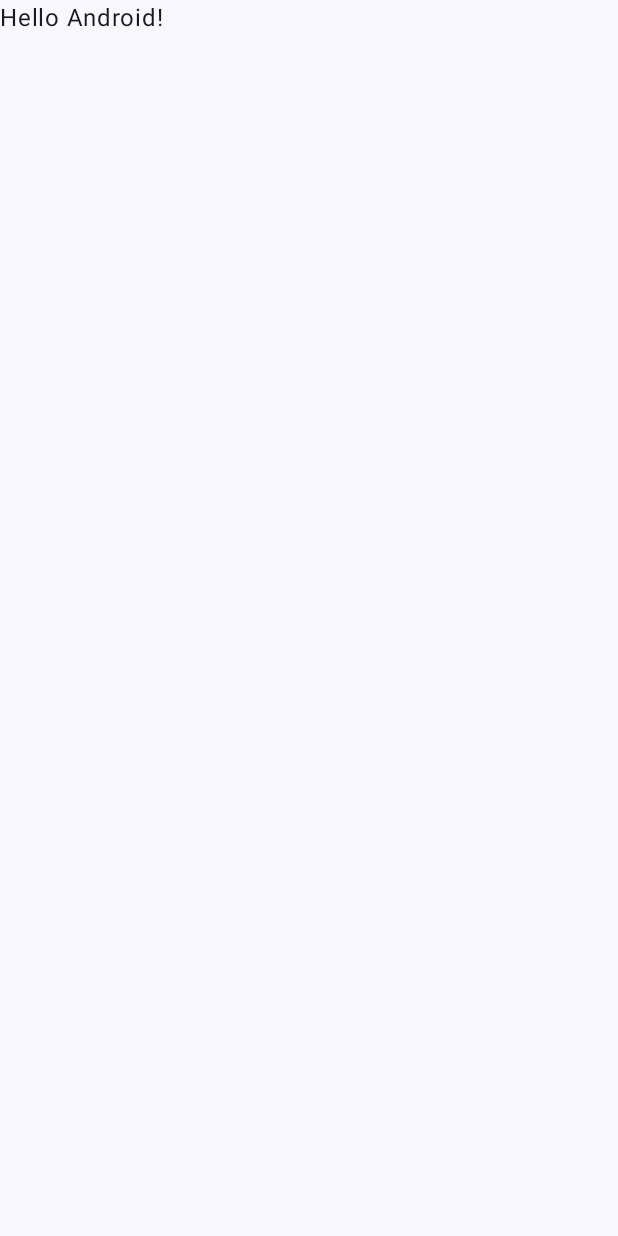
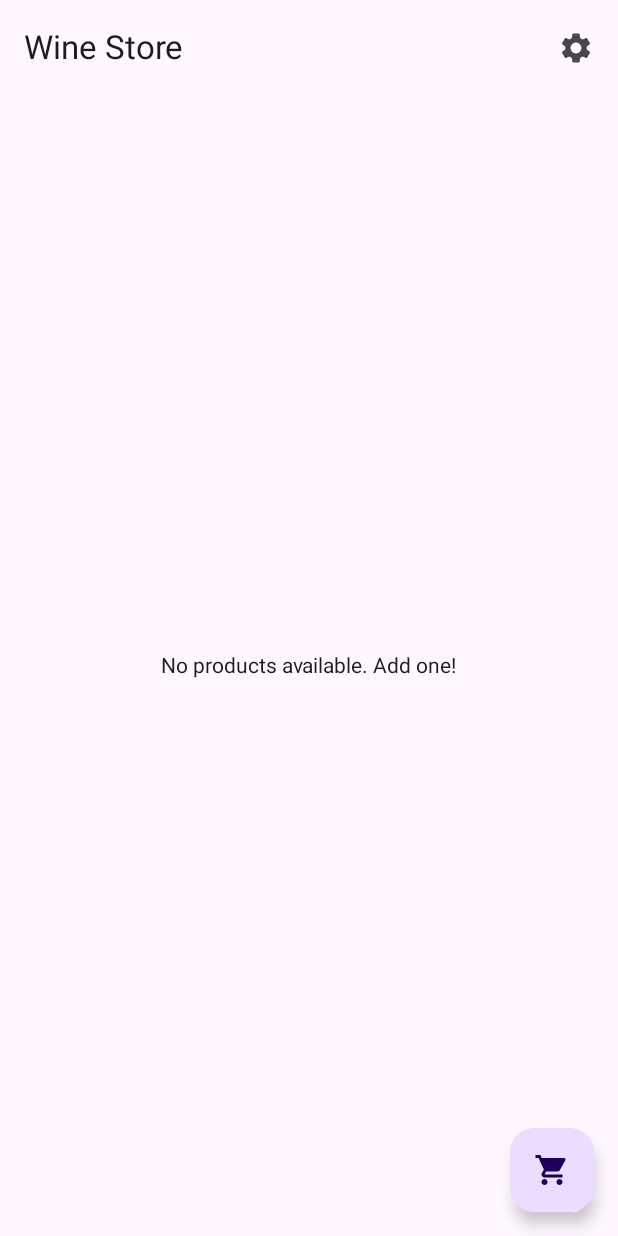
Before and after one commit to thiagodegan/vinheria-agnello, an Android app built with Jetpack Compose: the screen it shows after launch (MainActivity), on a phone screen of 412 x 824 dp. Before the commit the screen is almost empty. Run offline under Robolectric (Android 15) with nearby library versions, the phone set to English and light mode, and no system bars; our stand-ins replace Room's generated code.

Commit message:
feat: cadastra produto

```diff
--- a/app/src/main/java/br/com/vinheriaagnello/MainActivity.kt
+++ b/app/src/main/java/br/com/vinheriaagnello/MainActivity.kt
@@ -10,37 +10,20 @@ import androidx.compose.material3.Text
 import androidx.compose.runtime.Composable
 import androidx.compose.ui.Modifier
 import androidx.compose.ui.tooling.preview.Preview
+import androidx.navigation.compose.rememberNavController
 import br.com.vinheriaagnello.ui.theme.VinheriaAgnelloTheme
-
+import br.com.vinheriaagnello.presentation.navigation.AppNavGraph
 class MainActivity : ComponentActivity() {
     override fun onCreate(savedInstanceState: Bundle?) {
         super.onCreate(savedInstanceState)
         setContent {
-            VinheriaAgnelloTheme {
-                // A surface container using the 'background' color from the theme
-                Surface(
-                    modifier = Modifier.fillMaxSize(),
-                    color = MaterialTheme.colorScheme.background
-                ) {
-                    Greeting("Android")
-                }
+            val navController = rememberNavController()
+
+            Surface(
+                color = MaterialTheme.colorScheme.background
+            ) {
+                AppNavGraph(navController = navController)
             }
         }
     }
 }
-
-@Composable
-fun Greeting(name: String, modifier: Modifier = Modifier) {
-    Text(
-        text = "Hello $name!",
-        modifier = modifier
-    )
-}
-
-@Preview(showBackground = true)
-@Composable
-fun GreetingPreview() {
-    VinheriaAgnelloTheme {
-        Greeting("Android")
-    }
-}
--- /dev/null
+++ b/app/src/main/java/br/com/vinheriaagnello/data/local/ProductDao.kt
@@ -0,0 +1,20 @@
+package br.com.vinheriaagnello.data.local
+
+import androidx.room.*
+import kotlinx.coroutines.flow.Flow
+
+@Dao
+interface ProductDao {
+
+    @Insert(onConflict = OnConflictStrategy.REPLACE)
+    suspend fun insert(product: ProductEntity)
+
+    @Update
+    suspend fun update(product: ProductEntity)
+
+    @Delete
+    suspend fun delete(product: ProductEntity)
+
+    @Query("SELECT * FROM products ORDER BY name ASC")
+    fun getAll(): Flow<List<ProductEntity>>
+}
--- /dev/null
+++ b/app/src/main/java/br/com/vinheriaagnello/data/local/WineStoreDatabase.kt
@@ -0,0 +1,29 @@
+package br.com.vinheriaagnello.data.local
+
+import android.content.Context
+import androidx.room.Database
+import androidx.room.Room
+import androidx.room.RoomDatabase
+
+@Database(entities = [ProductEntity::class], version = 1)
+abstract class WineStoreDatabase : RoomDatabase() {
+
+    abstract fun productDao(): ProductDao
+
+    companion object {
+        @Volatile
+        private var INSTANCE: WineStoreDatabase? = null
+
+        fun getDatabase(context: Context): WineStoreDatabase {
+            return INSTANCE ?: synchronized(this) {
+                val instance = Room.databaseBuilder(
+                    context.applicationContext,
+                    WineStoreDatabase::class.java,
+                    "wine_store_db"
+                ).build()
+                INSTANCE = instance
+                instance
+            }
+        }
+    }
+}
--- /dev/null
+++ b/app/src/main/java/br/com/vinheriaagnello/data/repository/ProductRepository.kt
@@ -0,0 +1,24 @@
+package br.com.vinheriaagnello.data.repository
+
+import br.com.vinheriaagnello.data.local.ProductDao
+import br.com.vinheriaagnello.data.local.ProductEntity
+import kotlinx.coroutines.flow.Flow
+
+class ProductRepository(private val productDao: ProductDao) {
+
+    suspend fun insert(product: ProductEntity) {
+        productDao.insert(product)
+    }
+
+    suspend fun update(product: ProductEntity) {
+        productDao.update(product)
+    }
+
+    suspend fun delete(product: ProductEntity) {
+        productDao.delete(product)
+    }
+
+    fun getAll(): Flow<List<ProductEntity>> {
+        return productDao.getAll()
+    }
+}
--- /dev/null
+++ b/app/src/main/java/br/com/vinheriaagnello/presentation/navigation/NavGraph.kt
@@ -0,0 +1,72 @@
+package br.com.vinheriaagnello.presentation.navigation
+
+import androidx.compose.runtime.Composable
+import androidx.compose.runtime.getValue
+import androidx.compose.runtime.remember
+import androidx.compose.ui.platform.LocalContext
+import androidx.lifecycle.viewmodel.compose.viewModel
+import androidx.navigation.NavHostController
+import androidx.navigation.compose.NavHost
+import androidx.navigation.compose.composable
+import br.com.vinheriaagnello.presentation.product.HomeScreen
+import br.com.vinheriaagnello.presentation.product.AddProductScreen
+import br.com.vinheriaagnello.presentation.product.ProductViewModel
+import br.com.vinheriaagnello.presentation.product.ProductViewModelFactory
+import androidx.compose.runtime.collectAsState
+import br.com.vinheriaagnello.data.local.WineStoreDatabase
+import br.com.vinheriaagnello.data.repository.ProductRepository
+
+@Composable
+fun AppNavGraph(navController: NavHostController) {
+    NavHost(
+        navController = navController,
+        startDestination = "home"
+    ) {
+        composable("home") {
+            val context = LocalContext.current
+
+            val database = remember {
+                br.com.vinheriaagnello.data.local.WineStoreDatabase.getDatabase(context)
+            }
+            val repository = remember { br.com.vinheriaagnello.data.repository.ProductRepository(database.productDao()) }
+
+            val viewModel: ProductViewModel = viewModel(
+                factory = ProductViewModelFactory(repository)
+            )
+
+            val products by viewModel.products.collectAsState()
+            HomeScreen(
+                products = products, // depois integraremos com o ViewModel
+                onProductClick = { /* TODO */ },
+                onAddToCartClick = { /* TODO */ },
+                onGoToCartClick = { /* TODO */ },
+                onGoToAdminClick = {
+                    navController.navigate("admin/add-product")
+                }
+            )
+        }
+        composable("product/{productId}") {
+            // TODO: Replace with ProductDetailScreen(productId)
+        }
+        composable("cart") {
+            // TODO: Replace with CartScreen()
+        }
+        composable("checkout") {
+            // TODO: Replace with CheckoutScreen()
+        }
+        composable("admin/add-product") {
+            val context = LocalContext.current
+            val database = remember { br.com.vinheriaagnello.data.local.WineStoreDatabase.getDatabase(context) }
+            val repository = remember { br.com.vinheriaagnello.data.repository.ProductRepository(database.productDao()) }
+            val viewModel: ProductViewModel = viewModel(factory = ProductViewModelFactory(repository))
+
+            AddProductScreen(
+                onProductAdded = {
+                    // Voltar para a Home após adicionar:
+                    navController.popBackStack()
+                },
+                viewModel = viewModel
+            )
+        }
+    }
+}
--- /dev/null
+++ b/app/src/main/java/br/com/vinheriaagnello/presentation/product/HomeScreen.kt
@@ -0,0 +1,87 @@
+package br.com.vinheriaagnello.presentation.product
+
+import androidx.compose.foundation.layout.*
+import androidx.compose.foundation.lazy.LazyColumn
+import androidx.compose.foundation.lazy.items
+import androidx.compose.material3.*
+import androidx.compose.material.icons.Icons
+import androidx.compose.material.icons.filled.Settings
+import androidx.compose.material.icons.filled.ShoppingCart
+import androidx.compose.runtime.Composable
+import androidx.compose.ui.Alignment
+import androidx.compose.ui.Modifier
+import androidx.compose.ui.unit.dp
+import br.com.vinheriaagnello.data.local.ProductEntity
+
+@OptIn(ExperimentalMaterial3Api::class)
+@Composable
+fun HomeScreen(
+    products: List<ProductEntity>,
+    onProductClick: (ProductEntity) -> Unit,
+    onAddToCartClick: (ProductEntity) -> Unit,
+    onGoToCartClick: () -> Unit,
+    onGoToAdminClick: () -> Unit
+) {
+    Scaffold(
+        topBar = {
+            TopAppBar(
+                title = { Text("Wine Store") },
+                actions = {
+                    IconButton(onClick = onGoToAdminClick) {
+                        Icon(Icons.Filled.Settings, contentDescription = "Admin")
+                    }
+                }
+            )
+        },
+        floatingActionButton = {
+            FloatingActionButton(onClick = onGoToCartClick) {
+                Icon(Icons.Filled.ShoppingCart, contentDescription = "Cart")
+            }
+        }
+    ) { paddingValues ->
+        if (products.isEmpty()) {
+            Box(
+                modifier = Modifier
+                    .fillMaxSize()
+                    .padding(paddingValues),
+                contentAlignment = Alignment.Center
+            ) {
+                Text(text = "No products available. Add one!")
+            }
+        } else {
+            LazyColumn(
+                contentPadding = paddingValues,
+                modifier = Modifier.fillMaxSize()
+            ) {
+                items(products) { product ->
+                    Card(
+                        modifier = Modifier
+                            .fillMaxWidth()
+                            .padding(8.dp),
+                        onClick = { onProductClick(product) }
+                    ) {
+                        Column(
+                            modifier = Modifier.padding(16.dp)
+                        ) {
+                            Text(
+                                text = product.name,
+                                style = MaterialTheme.typography.titleMedium
+                            )
+                            Text(text = "Price: \$${product.price}")
+                            Text(text = "In stock: ${product.quantity}")
+
+                            Spacer(modifier = Modifier.height(8.dp))
+
+                            Button(
+                                onClick = { onAddToCartClick(product) },
+                                modifier = Modifier.align(Alignment.End)
+                            ) {
+                                Text("Add to Cart")
+                            }
+                        }
+                    }
+                }
+            }
+        }
+    }
+}
--- /dev/null
+++ b/app/src/main/java/br/com/vinheriaagnello/presentation/product/ProductViewModel.kt
@@ -0,0 +1,41 @@
+package br.com.vinheriaagnello.presentation.product
+
+import androidx.lifecycle.ViewModel
+import androidx.lifecycle.viewModelScope
+import br.com.vinheriaagnello.data.local.ProductEntity
+import br.com.vinheriaagnello.data.repository.ProductRepository
+import kotlinx.coroutines.flow.SharingStarted
+import kotlinx.coroutines.flow.StateFlow
+import kotlinx.coroutines.flow.stateIn
+import kotlinx.coroutines.flow.MutableStateFlow
+import kotlinx.coroutines.flow.asStateFlow
+import kotlinx.coroutines.launch
+
+class ProductViewModel(private val repository: ProductRepository) : ViewModel() {
+
+    val products: StateFlow<List<ProductEntity>> = repository.getAll()
+        .stateIn(viewModelScope, SharingStarted.WhileSubscribed(5000), emptyList())
+
+    private val _selectedProduct = MutableStateFlow<ProductEntity?>(null)
+    val selectedProduct = _selectedProduct.asStateFlow()
+
+    fun insert(product: ProductEntity) = viewModelScope.launch {
+        repository.insert(product)
+    }
+
+    fun update(product: ProductEntity) = viewModelScope.launch {
+        repository.update(product)
+    }
+
+    fun delete(product: ProductEntity) = viewModelScope.launch {
+        repository.delete(product)
+    }
+
+    fun selectProduct(product: ProductEntity) {
+        _selectedProduct.value = product
+    }
+
+    fun clearSelectedProduct() {
+        _selectedProduct.value = null
+    }
+}
--- /dev/null
+++ b/app/src/main/java/br/com/vinheriaagnello/presentation/product/ProductViewModelFactory.kt
@@ -0,0 +1,17 @@
+package br.com.vinheriaagnello.presentation.product
+
+import androidx.lifecycle.ViewModel
+import androidx.lifecycle.ViewModelProvider
+import br.com.vinheriaagnello.data.repository.ProductRepository
+
+class ProductViewModelFactory(
+    private val repository: ProductRepository
+) : ViewModelProvider.Factory {
+
+    override fun <T : ViewModel> create(modelClass: Class<T>): T {
+        if (modelClass.isAssignableFrom(ProductViewModel::class.java)) {
+            return ProductViewModel(repository) as T
+        }
+        throw IllegalArgumentException("Unknown ViewModel class")
+    }
+}
```
Also changed, not shown: app/build.gradle.kts (+10 -0 lines), app/src/main/java/br/com/vinheriaagnello/data/local/ProductEntity.kt (added, +13 -0 lines), app/src/main/java/br/com/vinheriaagnello/presentation/product/AddProductScreen.kt (added, +78 -0 lines).
